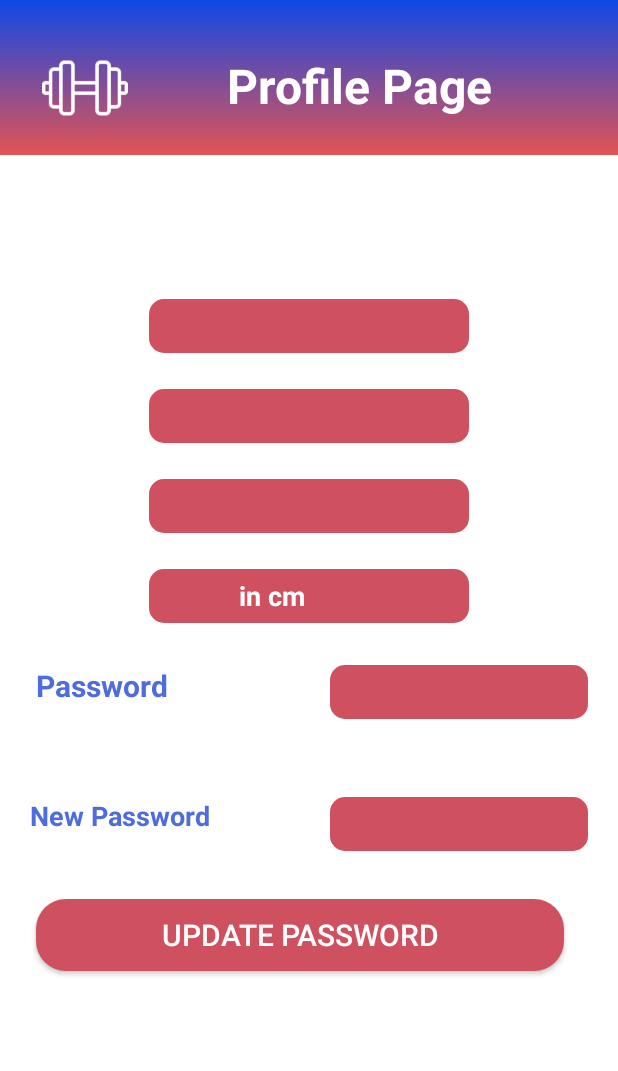
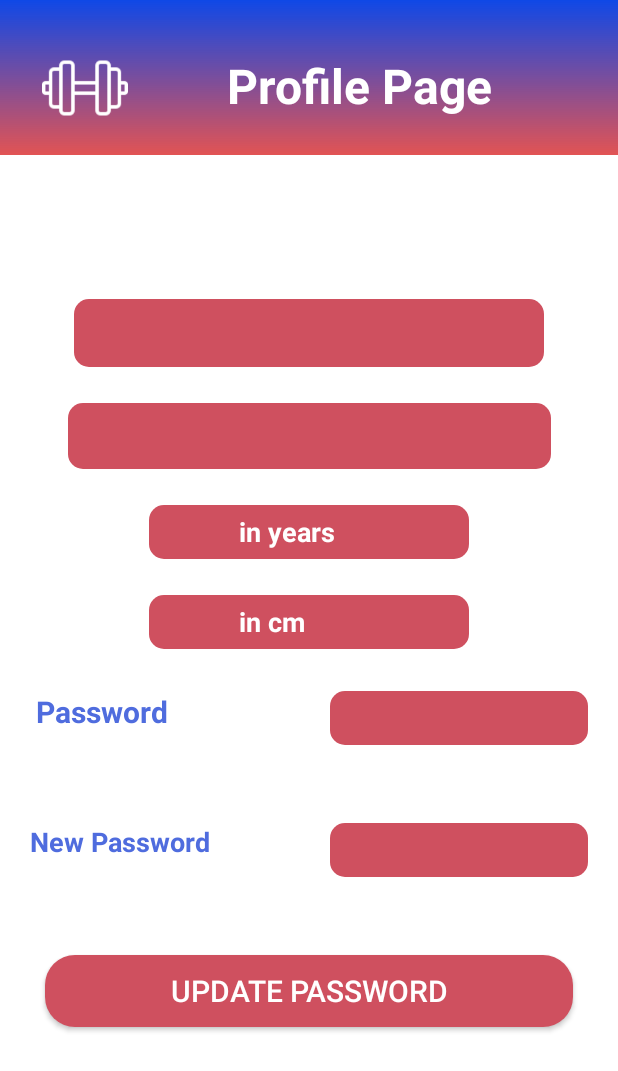
Before and after one commit to AsjadIftikhar/workout, an Android app: the edit_profile screen opened directly, with no data from a screen before it, on a phone screen of 412 x 824 dp. Shown: the top 1071 px of the screen. Run offline under Robolectric (Android 15) with nearby library versions, the phone set to English and light mode, and no system bars; our stand-ins replace Firebase (no records; nobody signed in at launch, a user with empty details on screens opened directly).

Commit message:
responsive UI 2

```diff
--- a/app/src/main/res/layout/activity_bmi_calculation.xml
+++ b/app/src/main/res/layout/activity_bmi_calculation.xml
@@ -149,6 +149,8 @@
 
         android:background="@drawable/custom_buttons"
         android:text="Calculate"
+        android:textStyle="bold"
+        android:textSize="20dp"
         android:textColor="#FFFFFF"
         app:backgroundTint="#CF505F"
         app:iconTint="#DEE1F4"
--- a/app/src/main/res/layout/activity_profile.xml
+++ b/app/src/main/res/layout/activity_profile.xml
@@ -48,14 +48,14 @@
 
     <EditText
         android:id="@+id/prof_name"
-        android:layout_width="wrap_content"
-        android:layout_height="36dp"
+        android:layout_width="313dp"
+        android:layout_height="45dp"
         android:layout_marginTop="24dp"
         android:background="@drawable/custom_editview_1"
         android:ems="10"
         android:inputType="text"
+        android:paddingLeft="10dp"
         android:textAlignment="center"
-        android:paddingLeft="10dp"
         android:textColor="@color/white"
         android:textStyle="bold"
         app:layout_constraintEnd_toEndOf="parent"
@@ -115,8 +115,8 @@
 
     <EditText
         android:id="@+id/prof_email"
-        android:layout_width="wrap_content"
-        android:layout_height="36dp"
+        android:layout_width="322dp"
+        android:layout_height="44dp"
         android:layout_marginTop="24dp"
         android:background="@drawable/custom_editview_1"
         android:ems="10"
@@ -166,8 +166,9 @@
         android:layout_marginTop="24dp"
         android:background="@drawable/custom_editview_1"
         android:ems="10"
-        android:paddingLeft="10dp"
+        android:paddingLeft="60dp"
         android:inputType="number"
+        android:hint="in years"
         android:textAlignment="center"
         android:textColor="@color/white"
         android:textColorHint="@color/white"
@@ -186,6 +187,7 @@
         android:textColor="#4F6CDE"
         android:textSize="20sp"
         android:textStyle="bold"
+        android:textAlignment="center"
         app:layout_constraintEnd_toEndOf="parent"
         app:layout_constraintStart_toStartOf="parent"
         app:layout_constraintTop_toBottomOf="@+id/linearLayout" />
@@ -196,17 +198,17 @@
         android:layout_height="48dp"
         android:layout_marginStart="24dp"
 
-        android:layout_marginTop="32dp"
+        android:layout_marginTop="204dp"
         android:layout_marginEnd="24dp"
         android:background="@drawable/custom_buttons"
         android:text="Update Password"
+        android:textColor="#FFFFFF"
         android:textSize="20dp"
-        android:textColor="#FFFFFF"
         app:backgroundTint="#CF505F"
         app:iconTint="#DEE1F4"
         app:layout_constraintEnd_toEndOf="parent"
-        app:layout_constraintHorizontal_bias="0.0"
+        app:layout_constraintHorizontal_bias="0.487"
         app:layout_constraintStart_toStartOf="parent"
-        app:layout_constraintTop_toBottomOf="@+id/prof_new_pass" />
+        app:layout_constraintTop_toBottomOf="@+id/prof_height" />
 
 </androidx.constraintlayout.widget.ConstraintLayout><?xml version="1.0" encoding="utf-8"?>
```
Also changed, not shown: app/src/main/res/layout/activity_bodyfat_calculation.xml (+8 -5 lines), app/src/main/res/layout/fragment_home.xml (+5 -6 lines), app/src/main/res/drawable-v24/ic_calculator.png (added).
